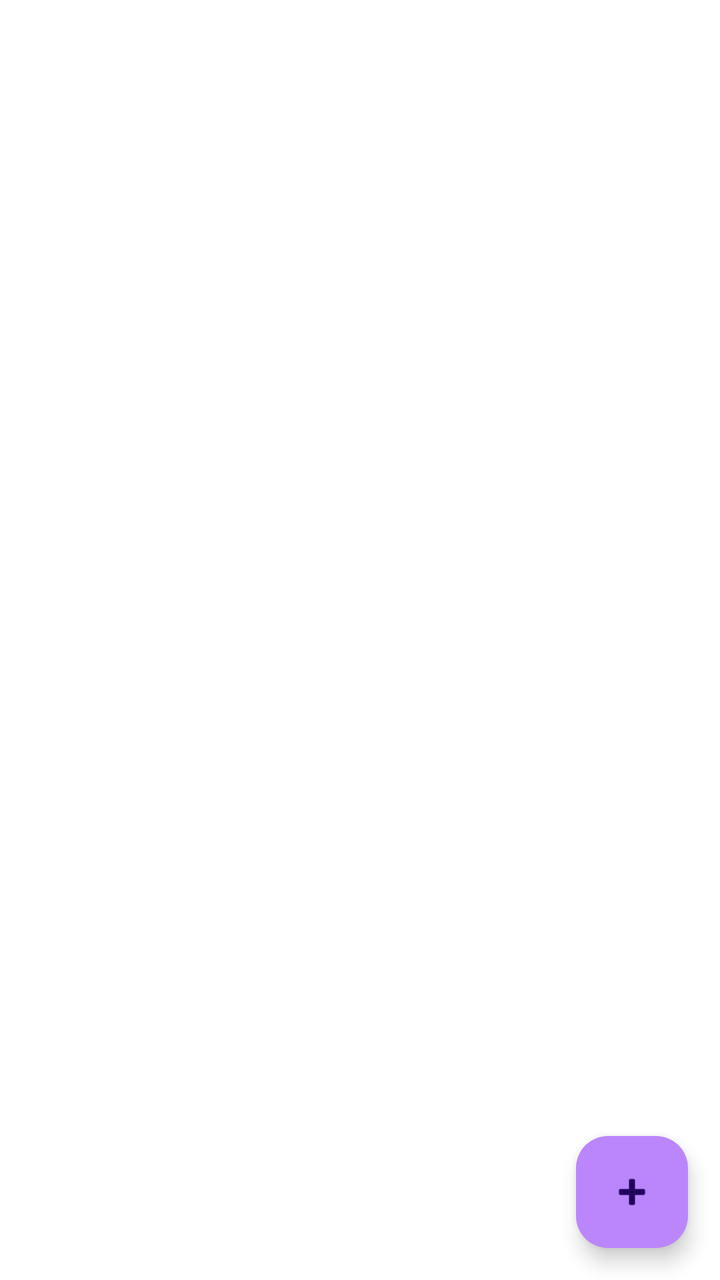
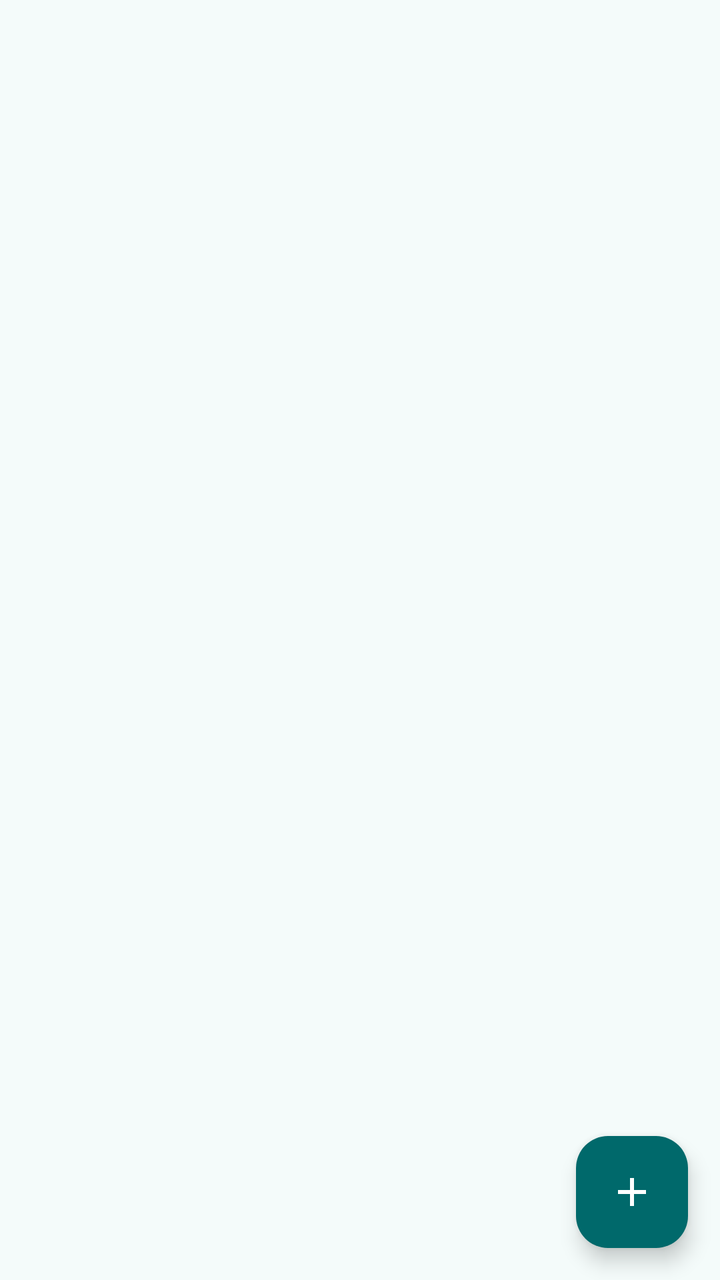

Compare the two renders of this Android layout. The source of the first and the diff that turns it into the second are given below.
<!-- AndroidManifest.xml: application theme Theme.ImpalaDemo -->
<!-- res/layout/fragment_cards.xml -->
<?xml version="1.0" encoding="utf-8"?>
<FrameLayout xmlns:android="http://schemas.android.com/apk/res/android"
    xmlns:app="http://schemas.android.com/apk/res-auto"
    android:layout_width="match_parent"
    android:layout_height="match_parent">

    <LinearLayout
        android:id="@+id/emptyState"
        android:layout_width="wrap_content"
        android:layout_height="wrap_content"
        android:layout_gravity="center"
        android:gravity="center"
        android:orientation="vertical"
        android:visibility="gone">

        <ImageView
            android:layout_width="64dp"
            android:layout_height="64dp"
            android:alpha="0.4"
            android:src="@drawable/ic_cards"
            app:tint="?colorOnSurface" />

        <TextView
            android:layout_width="wrap_content"
            android:layout_height="wrap_content"
            android:layout_marginTop="8dp"
            android:text="@string/empty_cards"
            android:textColor="?colorOnSurfaceVariant" />
    </LinearLayout>

    <androidx.recyclerview.widget.RecyclerView
        android:id="@+id/recyclerView"
        android:layout_width="match_parent"
        android:layout_height="match_parent"
        android:clipToPadding="false"
        android:padding="@dimen/card_margin" />

    <com.google.android.material.floatingactionbutton.FloatingActionButton
        android:id="@+id/fabRegisterCard"
        android:layout_width="wrap_content"
        android:layout_height="wrap_content"
        android:layout_gravity="bottom|end"
        android:layout_margin="@dimen/fab_margin"
        android:contentDescription="@string/btn_register_card"
        android:src="@android:drawable/ic_input_add" />

</FrameLayout>
<!-- resources referenced by this layout -->
<resources>
  <!-- drawable ic_cards (drawable) -->
  <?xml version="1.0" encoding="utf-8"?>
  <vector xmlns:android="http://schemas.android.com/apk/res/android"
      android:width="24dp"
      android:height="24dp"
      android:viewportWidth="24"
      android:viewportHeight="24"
      android:tint="?attr/colorControlNormal">
      <path
          android:fillColor="@android:color/white"
          android:pathData="M20,4H4C2.89,4 2.01,4.89 2.01,6L2,18c0,1.11 0.89,2 2,2h16c1.11,0 2,-0.89 2,-2V6C22,4.89 21.11,4 20,4zM20,18H4V12h16V18zM20,8H4V6h16V8z" />
  </vector>
  <string name="btn_register_card">Register Card</string>
  <string name="empty_cards">No cards registered yet</string>
  <style name="Theme.ImpalaDemo" parent="Theme.Material3.DayNight">
          <item name="colorPrimary">@color/md_theme_primary</item>
          <item name="colorOnPrimary">@color/md_theme_onPrimary</item>
          <item name="colorPrimaryContainer">@color/md_theme_primaryContainer</item>
          <item name="colorSecondary">@color/md_theme_secondary</item>
          <item name="colorOnSecondary">@color/md_theme_onSecondary</item>
          <item name="colorError">@color/md_theme_error</item>
          <item name="colorOnError">@color/md_theme_onError</item>
          <item name="android:colorBackground">@color/md_theme_background</item>
          <item name="colorSurface">@color/md_theme_surface</item>
          <item name="colorOnBackground">@color/md_theme_onBackground</item>
          <item name="colorOnSurface">@color/md_theme_onSurface</item>
          <item name="colorOutline">@color/md_theme_outline</item>
      </style>
  <color name="md_theme_primary">#FF6200EE</color>
  <color name="md_theme_onPrimary">#FFFFFFFF</color>
  <color name="md_theme_primaryContainer">#FFBB86FC</color>
  <color name="md_theme_secondary">#FF03DAC5</color>
  <color name="md_theme_onSecondary">#FF000000</color>
  <color name="md_theme_error">#FFB00020</color>
  <color name="md_theme_onError">#FFFFFFFF</color>
  <color name="md_theme_background">#FFFFFFFF</color>
  <color name="md_theme_surface">#FFFFFFFF</color>
  <color name="md_theme_onBackground">#FF1C1B1F</color>
  <color name="md_theme_onSurface">#FF1C1B1F</color>
  <color name="md_theme_outline">#FF79747E</color>
  <!-- unchanged entries left out for length: 2 -->
</resources>

<!-- the commit's change to res/layout/fragment_cards.xml (unified diff, before → after) -->
@@ -4,28 +4,49 @@
     android:layout_width="match_parent"
     android:layout_height="match_parent">
 
+    
     <LinearLayout
         android:id="@+id/emptyState"
-        android:layout_width="wrap_content"
+        android:layout_width="match_parent"
         android:layout_height="wrap_content"
         android:layout_gravity="center"
-        android:gravity="center"
+        android:gravity="center_horizontal"
         android:orientation="vertical"
+        android:paddingStart="@dimen/screen_padding"
+        android:paddingEnd="@dimen/screen_padding"
         android:visibility="gone">
 
-        <ImageView
-            android:layout_width="64dp"
-            android:layout_height="64dp"
-            android:alpha="0.4"
-            android:src="@drawable/ic_cards"
-            app:tint="?colorOnSurface" />
+        <FrameLayout
+            android:layout_width="@dimen/card_silhouette_width"
+            android:layout_height="@dimen/card_silhouette_height"
+            android:background="@drawable/bg_card_silhouette"
+            android:importantForAccessibility="no">
+
+            <ImageView
+                android:layout_width="48dp"
+                android:layout_height="48dp"
+                android:layout_gravity="center"
+                android:importantForAccessibility="no"
+                android:src="@drawable/ic_contactless"
+                android:tint="?attr/colorOutline" />
+        </FrameLayout>
 
         <TextView
             android:layout_width="wrap_content"
             android:layout_height="wrap_content"
-            android:layout_marginTop="8dp"
+            android:layout_marginTop="24dp"
             android:text="@string/empty_cards"
-            android:textColor="?colorOnSurfaceVariant" />
+            android:textAppearance="?attr/textAppearanceTitleMedium"
+            android:textColor="?attr/colorOnSurface" />
+
+        <TextView
+            android:layout_width="wrap_content"
+            android:layout_height="wrap_content"
+            android:layout_marginTop="4dp"
+            android:gravity="center"
+            android:text="@string/cards_empty_hint"
+            android:textAppearance="?attr/textAppearanceBodyMedium"
+            android:textColor="?attr/colorOnSurfaceVariant" />
     </LinearLayout>
 
     <androidx.recyclerview.widget.RecyclerView
@@ -33,15 +54,19 @@
         android:layout_width="match_parent"
         android:layout_height="match_parent"
         android:clipToPadding="false"
-        android:padding="@dimen/card_margin" />
+        android:paddingStart="@dimen/card_margin"
+        android:paddingTop="@dimen/card_margin"
+        android:paddingEnd="@dimen/card_margin"
+        android:paddingBottom="@dimen/list_bottom_clearance" />
 
     <com.google.android.material.floatingactionbutton.FloatingActionButton
         android:id="@+id/fabRegisterCard"
+        style="@style/Widget.ImpalaDemo.Fab"
         android:layout_width="wrap_content"
         android:layout_height="wrap_content"
         android:layout_gravity="bottom|end"
         android:layout_margin="@dimen/fab_margin"
-        android:contentDescription="@string/btn_register_card"
-        android:src="@android:drawable/ic_input_add" />
+        android:contentDescription="@string/cards_add"
+        app:srcCompat="@drawable/ic_add" />
 
 </FrameLayout>
<!-- resource entries referenced after the edit -->
@@ -1,45 +1,190 @@
 <!-- resources referenced by this layout -->
 <resources>
-  <!-- drawable ic_cards (drawable) -->
+  <dimen name="card_silhouette_height">126dp</dimen>
+  <dimen name="card_silhouette_width">200dp</dimen>
+  <dimen name="list_bottom_clearance">88dp</dimen>
+  <dimen name="screen_padding">32dp</dimen>
+  <!-- drawable bg_card_silhouette (drawable) -->
+  <?xml version="1.0" encoding="utf-8"?>
+  <shape xmlns:android="http://schemas.android.com/apk/res/android"
+      android:shape="rectangle">
+      <solid android:color="@android:color/transparent" />
+      <stroke
+          android:width="2dp"
+          android:color="?attr/colorOutline"
+          android:dashWidth="8dp"
+          android:dashGap="6dp" />
+      <corners android:radius="16dp" />
+  </shape>
+  <!-- drawable ic_add (drawable) -->
   <?xml version="1.0" encoding="utf-8"?>
   <vector xmlns:android="http://schemas.android.com/apk/res/android"
       android:width="24dp"
       android:height="24dp"
+      android:autoMirrored="false"
+      android:tint="?attr/colorControlNormal"
       android:viewportWidth="24"
-      android:viewportHeight="24"
-      android:tint="?attr/colorControlNormal">
+      android:viewportHeight="24">
       <path
           android:fillColor="@android:color/white"
-          android:pathData="M20,4H4C2.89,4 2.01,4.89 2.01,6L2,18c0,1.11 0.89,2 2,2h16c1.11,0 2,-0.89 2,-2V6C22,4.89 21.11,4 20,4zM20,18H4V12h16V18zM20,8H4V6h16V8z" />
+          android:pathData="M19,13h-6v6h-2v-6H5v-2h6V5h2v6h6v2z" />
   </vector>
-  <string name="btn_register_card">Register Card</string>
-  <string name="empty_cards">No cards registered yet</string>
-  <style name="Theme.ImpalaDemo" parent="Theme.Material3.DayNight">
-          <item name="colorPrimary">@color/md_theme_primary</item>
-          <item name="colorOnPrimary">@color/md_theme_onPrimary</item>
-          <item name="colorPrimaryContainer">@color/md_theme_primaryContainer</item>
-          <item name="colorSecondary">@color/md_theme_secondary</item>
-          <item name="colorOnSecondary">@color/md_theme_onSecondary</item>
-          <item name="colorError">@color/md_theme_error</item>
-          <item name="colorOnError">@color/md_theme_onError</item>
-          <item name="android:colorBackground">@color/md_theme_background</item>
-          <item name="colorSurface">@color/md_theme_surface</item>
-          <item name="colorOnBackground">@color/md_theme_onBackground</item>
-          <item name="colorOnSurface">@color/md_theme_onSurface</item>
-          <item name="colorOutline">@color/md_theme_outline</item>
+  <!-- drawable ic_contactless (drawable) -->
+  <?xml version="1.0" encoding="utf-8"?>
+  <vector xmlns:android="http://schemas.android.com/apk/res/android"
+      android:width="24dp"
+      android:height="24dp"
+      android:autoMirrored="false"
+      android:tint="?attr/colorControlNormal"
+      android:viewportWidth="24"
+      android:viewportHeight="24">
+      <path
+          android:fillColor="@android:color/white"
+          android:pathData="M12,2C6.48,2 2,6.48 2,12c0,5.52 4.48,10 10,10s10,-4.48 10,-10C22,6.48 17.52,2 12,2zM8.46,14.45L7.1,13.83c0.28,-0.61 0.41,-1.24 0.4,-1.86c-0.01,-0.63 -0.14,-1.24 -0.4,-1.8l1.36,-0.63c0.35,0.75 0.53,1.56 0.54,2.4C9.01,12.8 8.83,13.64 8.46,14.45zM11.53,16.01l-1.3,-0.74c0.52,-0.92 0.78,-1.98 0.78,-3.15c0,-1.19 -0.27,-2.33 -0.8,-3.4l1.34,-0.67c0.64,1.28 0.96,2.65 0.96,4.07C12.51,13.55 12.18,14.86 11.53,16.01zM14.67,17.33l-1.35,-0.66c0.78,-1.6 1.18,-3.18 1.18,-4.69c0,-1.51 -0.4,-3.07 -1.18,-4.64l1.34,-0.67C15.56,8.45 16,10.23 16,11.98C16,13.72 15.56,15.52 14.67,17.33z" />
+  </vector>
+  <string name="cards_add">Add card</string>
+  <string name="cards_empty_hint">Tap your Impala card, or press Add card</string>
+  <string name="empty_cards">No cards yet</string>
+  <style name="Widget.ImpalaDemo.Fab" parent="Widget.Material3.FloatingActionButton.Primary">
+          <item name="materialThemeOverlay">@style/ThemeOverlay.ImpalaDemo.Fab</item>
       </style>
-  <color name="md_theme_primary">#FF6200EE</color>
-  <color name="md_theme_onPrimary">#FFFFFFFF</color>
-  <color name="md_theme_primaryContainer">#FFBB86FC</color>
-  <color name="md_theme_secondary">#FF03DAC5</color>
-  <color name="md_theme_onSecondary">#FF000000</color>
-  <color name="md_theme_error">#FFB00020</color>
-  <color name="md_theme_onError">#FFFFFFFF</color>
-  <color name="md_theme_background">#FFFFFFFF</color>
-  <color name="md_theme_surface">#FFFFFFFF</color>
-  <color name="md_theme_onBackground">#FF1C1B1F</color>
-  <color name="md_theme_onSurface">#FF1C1B1F</color>
-  <color name="md_theme_outline">#FF79747E</color>
+  <style name="Theme.ImpalaDemo" parent="Base.Theme.ImpalaDemo.Roles">
+          <item name="android:windowBackground">?android:attr/colorBackground</item>
+      </style>
+  <style name="ThemeOverlay.ImpalaDemo.Fab" parent="">
+          <item name="colorContainer">?attr/colorPrimary</item>
+          <item name="colorOnContainer">?attr/colorOnPrimary</item>
+      </style>
+  <style name="Base.Theme.ImpalaDemo.Roles" parent="Theme.Material3.DayNight">
+          <item name="colorPrimary">@color/m3_light_primary</item>
+          <item name="colorOnPrimary">@color/m3_light_onPrimary</item>
+          <item name="colorPrimaryContainer">@color/m3_light_primaryContainer</item>
+          <item name="colorOnPrimaryContainer">@color/m3_light_onPrimaryContainer</item>
+          <item name="colorPrimaryFixed">@color/m3_light_primaryFixed</item>
+          <item name="colorPrimaryFixedDim">@color/m3_light_primaryFixedDim</item>
+          <item name="colorOnPrimaryFixed">@color/m3_light_onPrimaryFixed</item>
+          <item name="colorOnPrimaryFixedVariant">@color/m3_light_onPrimaryFixedVariant</item>
+          <item name="colorSecondary">@color/m3_light_secondary</item>
+          <item name="colorOnSecondary">@color/m3_light_onSecondary</item>
+          <item name="colorSecondaryContainer">@color/m3_light_secondaryContainer</item>
+          <item name="colorOnSecondaryContainer">@color/m3_light_onSecondaryContainer</item>
+          <item name="colorSecondaryFixed">@color/m3_light_secondaryFixed</item>
+          <item name="colorSecondaryFixedDim">@color/m3_light_secondaryFixedDim</item>
+          <item name="colorOnSecondaryFixed">@color/m3_light_onSecondaryFixed</item>
+          <item name="colorOnSecondaryFixedVariant">@color/m3_light_onSecondaryFixedVariant</item>
+          <item name="colorTertiary">@color/m3_light_tertiary</item>
+          <item name="colorOnTertiary">@color/m3_light_onTertiary</item>
+          <item name="colorTertiaryContainer">@color/m3_light_tertiaryContainer</item>
+          <item name="colorOnTertiaryContainer">@color/m3_light_onTertiaryContainer</item>
+          <item name="colorTertiaryFixed">@color/m3_light_tertiaryFixed</item>
+          <item name="colorTertiaryFixedDim">@color/m3_light_tertiaryFixedDim</item>
+          <item name="colorOnTertiaryFixed">@color/m3_light_onTertiaryFixed</item>
+          <item name="colorOnTertiaryFixedVariant">@color/m3_light_onTertiaryFixedVariant</item>
+          <item name="colorError">@color/m3_light_error</item>
+          <item name="colorOnError">@color/m3_light_onError</item>
+          <item name="colorErrorContainer">@color/m3_light_errorContainer</item>
+          <item name="colorOnErrorContainer">@color/m3_light_onErrorContainer</item>
+          <item name="android:colorBackground">@color/m3_light_background</item>
+          <item name="colorOnBackground">@color/m3_light_onBackground</item>
+          <item name="colorSurface">@color/m3_light_surface</item>
+          <item name="colorOnSurface">@color/m3_light_onSurface</item>
+          <item name="colorSurfaceVariant">@color/m3_light_surfaceVariant</item>
+          <item name="colorOnSurfaceVariant">@color/m3_light_onSurfaceVariant</item>
+          <item name="colorSurfaceDim">@color/m3_light_surfaceDim</item>
+          <item name="colorSurfaceBright">@color/m3_light_surfaceBright</item>
+          <item name="colorSurfaceContainerLowest">@color/m3_light_surfaceContainerLowest</item>
+          <item name="colorSurfaceContainerLow">@color/m3_light_surfaceContainerLow</item>
+          <item name="colorSurfaceContainer">@color/m3_light_surfaceContainer</item>
+          <item name="colorSurfaceContainerHigh">@color/m3_light_surfaceContainerHigh</item>
+          <item name="colorSurfaceContainerHighest">@color/m3_light_surfaceContainerHighest</item>
+          <item name="colorSurfaceInverse">@color/m3_light_inverseSurface</item>
+          <item name="colorOnSurfaceInverse">@color/m3_light_inverseOnSurface</item>
+          <item name="colorPrimaryInverse">@color/m3_light_inversePrimary</item>
+          <item name="colorOutline">@color/m3_light_outline</item>
+          <item name="colorOutlineVariant">@color/m3_light_outlineVariant</item>
+          <item name="colorStatusSuccess">@color/m3_light_status_success</item>
+          <item name="colorOnStatusSuccess">@color/m3_light_on_status_success</item>
+          <item name="colorStatusSuccessContainer">@color/m3_light_status_success_container</item>
+          <item name="colorOnStatusSuccessContainer">@color/m3_light_on_status_success_container</item>
+          <item name="colorStatusWarning">@color/m3_light_status_warning</item>
+          <item name="colorOnStatusWarning">@color/m3_light_on_status_warning</item>
+          <item name="colorStatusWarningContainer">@color/m3_light_status_warning_container</item>
+          <item name="colorOnStatusWarningContainer">@color/m3_light_on_status_warning_container</item>
+          <item name="colorStatusInfo">@color/m3_light_status_info</item>
+          <item name="colorOnStatusInfo">@color/m3_light_on_status_info</item>
+          <item name="colorStatusInfoContainer">@color/m3_light_status_info_container</item>
+          <item name="colorOnStatusInfoContainer">@color/m3_light_on_status_info_container</item>
+          <item name="colorBrandHeaderStart">@color/m3_light_brand_header_start</item>
+          <item name="colorBrandHeaderEnd">@color/m3_light_brand_header_end</item>
+          <item name="colorOnBrandHeader">@color/m3_light_on_brand_header</item>
+          <item name="colorCardFaceStart">@color/m3_light_card_face_start</item>
+          <item name="colorCardFaceEnd">@color/m3_light_card_face_end</item>
+          <item name="colorOnCardFace">@color/m3_light_on_card_face</item>
+      </style>
+  <color name="m3_light_primary">#00696B</color>
+  <color name="m3_light_onPrimary">#FFFFFF</color>
+  <color name="m3_light_primaryContainer">#9CF1F3</color>
+  <color name="m3_light_onPrimaryContainer">#004F51</color>
+  <color name="m3_light_primaryFixed">#9CF1F3</color>
+  <color name="m3_light_primaryFixedDim">#80D4D6</color>
+  <color name="m3_light_onPrimaryFixed">#002021</color>
+  <color name="m3_light_onPrimaryFixedVariant">#004F51</color>
+  <color name="m3_light_secondary">#4A6363</color>
+  <color name="m3_light_onSecondary">#FFFFFF</color>
+  <color name="m3_light_secondaryContainer">#CCE8E8</color>
+  <color name="m3_light_onSecondaryContainer">#324B4C</color>
+  <color name="m3_light_secondaryFixed">#CCE8E8</color>
+  <color name="m3_light_secondaryFixedDim">#B0CCCC</color>
+  <color name="m3_light_onSecondaryFixed">#041F20</color>
+  <color name="m3_light_onSecondaryFixedVariant">#324B4C</color>
+  <color name="m3_light_tertiary">#4C5F7C</color>
+  <color name="m3_light_onTertiary">#FFFFFF</color>
+  <color name="m3_light_tertiaryContainer">#D4E3FF</color>
+  <color name="m3_light_onTertiaryContainer">#354863</color>
+  <color name="m3_light_tertiaryFixed">#D4E3FF</color>
+  <color name="m3_light_tertiaryFixedDim">#B4C8E9</color>
+  <color name="m3_light_onTertiaryFixed">#061C36</color>
+  <color name="m3_light_onTertiaryFixedVariant">#354863</color>
+  <color name="m3_light_error">#BA1A1A</color>
+  <color name="m3_light_onError">#FFFFFF</color>
+  <color name="m3_light_errorContainer">#FFDAD6</color>
+  <color name="m3_light_onErrorContainer">#93000A</color>
+  <color name="m3_light_background">#F4FBFA</color>
+  <color name="m3_light_onBackground">#161D1D</color>
+  <color name="m3_light_surface">#F4FBFA</color>
+  <color name="m3_light_onSurface">#161D1D</color>
+  <color name="m3_light_surfaceVariant">#DAE4E4</color>
+  <color name="m3_light_onSurfaceVariant">#3F4949</color>
+  <color name="m3_light_surfaceDim">#D5DBDB</color>
+  <color name="m3_light_surfaceBright">#F4FBFA</color>
+  <color name="m3_light_surfaceContainerLowest">#FFFFFF</color>
+  <color name="m3_light_surfaceContainerLow">#EFF5F4</color>
+  <color name="m3_light_surfaceContainer">#E9EFEF</color>
+  <color name="m3_light_surfaceContainerHigh">#E3E9E9</color>
+  <color name="m3_light_surfaceContainerHighest">#DDE4E3</color>
+  <color name="m3_light_inverseSurface">#2B3232</color>
+  <color name="m3_light_inverseOnSurface">#ECF2F1</color>
+  <color name="m3_light_inversePrimary">#80D4D6</color>
+  <color name="m3_light_outline">#6F7979</color>
+  <color name="m3_light_outlineVariant">#BEC8C8</color>
+  <color name="m3_light_status_success">#006D42</color>
+  <color name="m3_light_on_status_success">#FFFFFF</color>
+  <color name="m3_light_status_success_container">#93F7BB</color>
+  <color name="m3_light_on_status_success_container">#002111</color>
+  <color name="m3_light_status_warning">#7A5900</color>
+  <color name="m3_light_on_status_warning">#FFFFFF</color>
+  <color name="m3_light_status_warning_container">#FFDEA1</color>
+  <color name="m3_light_on_status_warning_container">#261900</color>
+  <color name="m3_light_status_info">#00668A</color>
+  <color name="m3_light_on_status_info">#FFFFFF</color>
+  <color name="m3_light_status_info_container">#C4E7FF</color>
+  <color name="m3_light_on_status_info_container">#001E2C</color>
+  <color name="m3_light_brand_header_start">#00696B</color>
+  <color name="m3_light_brand_header_end">#004F51</color>
+  <color name="m3_light_on_brand_header">#FFFFFF</color>
+  <color name="m3_light_card_face_start">#9CF1F3</color>
+  <color name="m3_light_card_face_end">#8ADEE0</color>
+  <color name="m3_light_on_card_face">#004F51</color>
   <!-- unchanged entries left out for length: 2 -->
 </resources>
 
